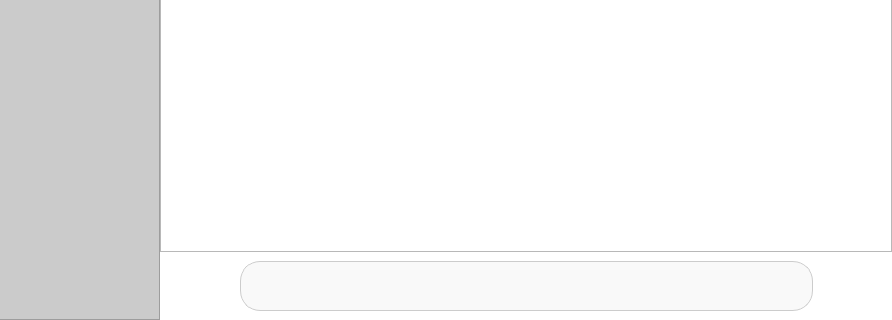
First picture: the form in mainwindow.ui, repository Pin5000ms/QtChat, before the edit; both pictures show x 84 to 976 and y 325 to 645 of the 976 by 645 pixel window.
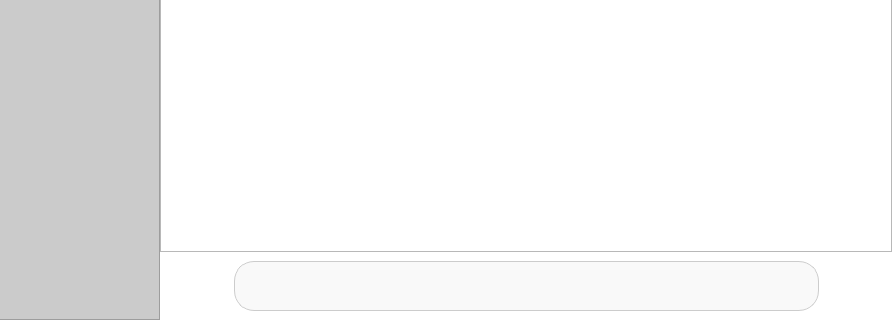
Second picture: the form after the edit. Icons and pictures are not drawn. Custom widgets are drawn as their Qt base class.

Patch:
```diff
--- a/mainwindow.ui
+++ b/mainwindow.ui
@@ -51,7 +51,7 @@
       <property name="styleSheet">
        <string notr="true"/>
       </property>
-      <layout class="QHBoxLayout" name="horizontalLayout_3">
+      <layout class="QHBoxLayout" name="horizontalLayout_3" stretch="20,1,1,1">
        <item>
         <spacer name="horizontalSpacer_2">
          <property name="orientation">
@@ -68,14 +68,14 @@
        <item>
         <widget class="QPushButton" name="minimize">
          <property name="sizePolicy">
-          <sizepolicy hsizetype="Minimum" vsizetype="Expanding">
+          <sizepolicy hsizetype="Fixed" vsizetype="Expanding">
            <horstretch>0</horstretch>
            <verstretch>0</verstretch>
           </sizepolicy>
          </property>
          <property name="minimumSize">
           <size>
-           <width>30</width>
+           <width>25</width>
            <height>0</height>
           </size>
          </property>
@@ -84,7 +84,8 @@
          </property>
          <property name="styleSheet">
           <string notr="true">QPushButton {
-    background-color: white;
+    
+	background-color: rgb(250, 250, 250);
 	image: url(:/window/minimize.png);
     color: white;
     border: none;
@@ -111,14 +112,14 @@
        <item>
         <widget class="QPushButton" name="maximize">
          <property name="sizePolicy">
-          <sizepolicy hsizetype="Minimum" vsizetype="Expanding">
+          <sizepolicy hsizetype="Fixed" vsizetype="Expanding">
            <horstretch>0</horstretch>
            <verstretch>0</verstretch>
           </sizepolicy>
          </property>
          <property name="minimumSize">
           <size>
-           <width>30</width>
+           <width>25</width>
            <height>0</height>
           </size>
          </property>
@@ -127,7 +128,7 @@
          </property>
          <property name="styleSheet">
           <string notr="true">QPushButton {
-    background-color: white;
+	background-color: rgb(250, 250, 250);
 	image: url(:/window/maximize.png);
     color: white;
     border: none;
@@ -150,14 +151,14 @@
        <item>
         <widget class="QPushButton" name="close">
          <property name="sizePolicy">
-          <sizepolicy hsizetype="Minimum" vsizetype="Expanding">
+          <sizepolicy hsizetype="Fixed" vsizetype="Expanding">
            <horstretch>0</horstretch>
            <verstretch>0</verstretch>
           </sizepolicy>
          </property>
          <property name="minimumSize">
           <size>
-           <width>30</width>
+           <width>25</width>
            <height>0</height>
           </size>
          </property>
@@ -166,7 +167,7 @@
          </property>
          <property name="styleSheet">
           <string notr="true">QPushButton {
-    background-color: white;
+	background-color: rgb(250, 250, 250);
 	image: url(:/window/close.png);
     color: white;
     border: none;
@@ -285,7 +286,22 @@
     border: none;
 }</string>
       </property>
-      <layout class="QHBoxLayout" name="horizontalLayout_2" stretch="0,0,0">
+      <layout class="QHBoxLayout" name="horizontalLayout_2" stretch="1,10,1">
+       <property name="spacing">
+        <number>6</number>
+       </property>
+       <property name="sizeConstraint">
+        <enum>QLayout::SetMinimumSize</enum>
+       </property>
+       <property name="leftMargin">
+        <number>9</number>
+       </property>
+       <property name="topMargin">
+        <number>9</number>
+       </property>
+       <property name="rightMargin">
+        <number>9</number>
+       </property>
        <item>
         <widget class="QPushButton" name="sendFileButton">
          <property name="sizePolicy">
@@ -354,7 +370,7 @@
          <property name="font">
           <font>
            <family>Microsoft YaHei</family>
-           <pointsize>16</pointsize>
+           <pointsize>14</pointsize>
           </font>
          </property>
          <property name="styleSheet">
@@ -370,11 +386,22 @@
        <item>
         <widget class="QPushButton" name="sendButton">
          <property name="sizePolicy">
-          <sizepolicy hsizetype="Minimum" vsizetype="Expanding">
+          <sizepolicy hsizetype="Minimum" vsizetype="Minimum">
            <horstretch>0</horstretch>
            <verstretch>0</verstretch>
           </sizepolicy>
          </property>
+         <property name="minimumSize">
+          <size>
+           <width>30</width>
+           <height>30</height>
+          </size>
+         </property>
+         <property name="font">
+          <font>
+           <pointsize>-1</pointsize>
+          </font>
+         </property>
          <property name="cursor">
           <cursorShape>PointingHandCursor</cursorShape>
          </property>
```
